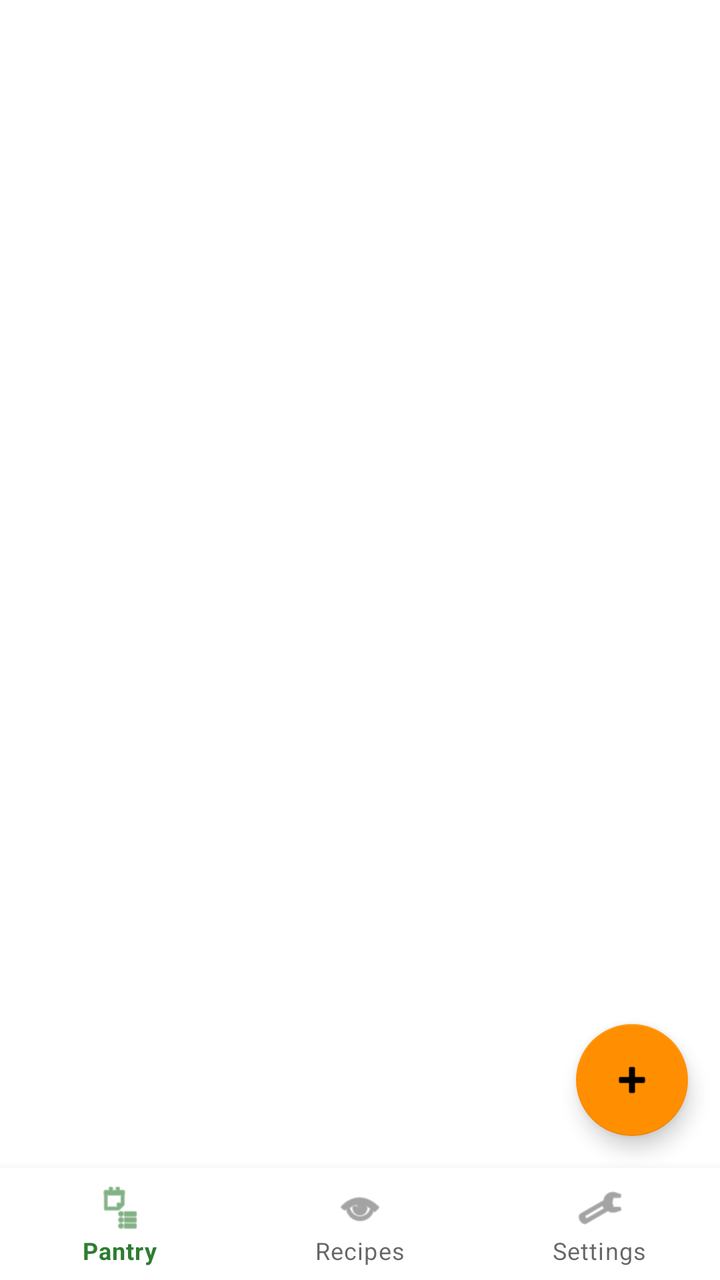
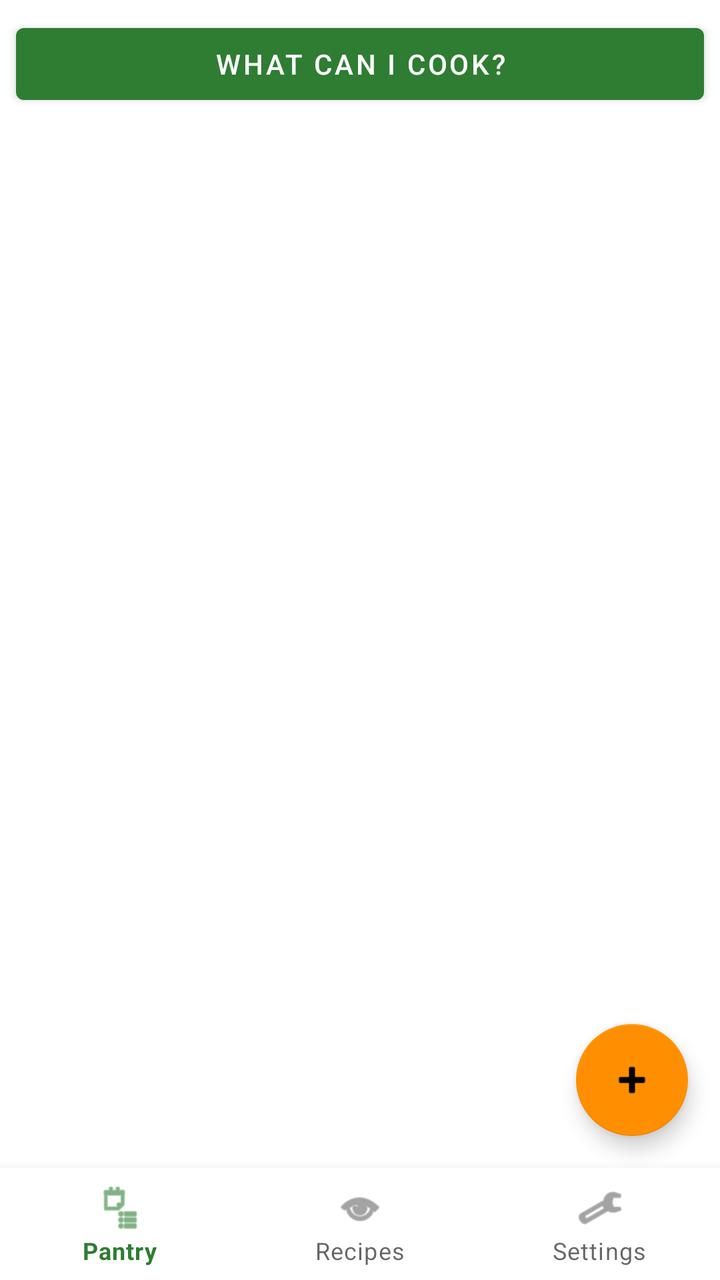

Before-and-after screenshots of an Android layout around one commit, followed by the original layout XML and the change that was made.
<!-- AndroidManifest.xml: application theme Theme.SmartPantry -->
<!-- res/layout/activity_pantry_list.xml -->
<?xml version="1.0" encoding="utf-8"?>
<RelativeLayout xmlns:android="http://schemas.android.com/apk/res/android"
    xmlns:app="http://schemas.android.com/apk/res-auto"
    android:layout_width="match_parent"
    android:layout_height="match_parent">

    <com.google.android.material.bottomnavigation.BottomNavigationView
        android:id="@+id/bottom_nav"
        android:layout_width="match_parent"
        android:layout_height="wrap_content"
        android:layout_alignParentBottom="true"
        android:background="@color/white"
        app:labelVisibilityMode="labeled"
        app:menu="@menu/bottom_nav_menu" />

    <TextView
        android:id="@+id/tv_banner"
        android:layout_width="match_parent"
        android:layout_height="wrap_content"
        android:layout_alignParentTop="true"
        android:background="#FFF3E0"
        android:padding="12dp"
        android:textColor="#E65100"
        android:textStyle="bold"
        android:visibility="gone" />

    <androidx.recyclerview.widget.RecyclerView
        android:id="@+id/rv_pantry"
        android:layout_width="match_parent"
        android:layout_height="match_parent"
        android:layout_above="@id/bottom_nav"
        android:layout_below="@id/tv_banner"
        android:clipToPadding="false"
        android:padding="8dp" />

    <TextView
        android:id="@+id/tv_empty"
        android:layout_width="match_parent"
        android:layout_height="wrap_content"
        android:layout_centerInParent="true"
        android:gravity="center"
        android:padding="32dp"
        android:text="Your pantry is empty.\nTap the + button to add your first ingredient."
        android:textSize="16sp"
        android:visibility="gone" />

    <com.google.android.material.floatingactionbutton.FloatingActionButton
        android:id="@+id/fab_add"
        android:layout_width="wrap_content"
        android:layout_height="wrap_content"
        android:layout_above="@id/bottom_nav"
        android:layout_alignParentEnd="true"
        android:layout_margin="16dp"
        android:contentDescription="Add ingredient"
        app:srcCompat="@android:drawable/ic_input_add" />
</RelativeLayout>
<!-- resources referenced by this layout -->
<resources>
  <color name="white">#FFFFFF</color>
  <style name="Theme.SmartPantry" parent="Theme.MaterialComponents.Light.DarkActionBar">
          <item name="colorPrimary">@color/primary</item>
          <item name="colorPrimaryVariant">@color/primary_dark</item>
          <item name="colorOnPrimary">@color/white</item>
          <item name="colorSecondary">@color/accent</item>
          <item name="colorOnSecondary">@color/black</item>
      </style>
  <color name="primary">#2E7D32</color>
  <color name="primary_dark">#1B5E20</color>
  <color name="accent">#FF8F00</color>
  <color name="black">#000000</color>
</resources>

<!-- the commit's change to res/layout/activity_pantry_list.xml (unified diff, before → after) -->
@@ -24,12 +24,20 @@
         android:textStyle="bold"
         android:visibility="gone" />
 
+    <com.google.android.material.button.MaterialButton
+        android:id="@+id/btn_suggest"
+        android:layout_width="match_parent"
+        android:layout_height="wrap_content"
+        android:layout_below="@id/tv_banner"
+        android:layout_margin="8dp"
+        android:text="What can I cook?" />
+
     <androidx.recyclerview.widget.RecyclerView
         android:id="@+id/rv_pantry"
         android:layout_width="match_parent"
         android:layout_height="match_parent"
         android:layout_above="@id/bottom_nav"
-        android:layout_below="@id/tv_banner"
+        android:layout_below="@id/btn_suggest"
         android:clipToPadding="false"
         android:padding="8dp" />
 
